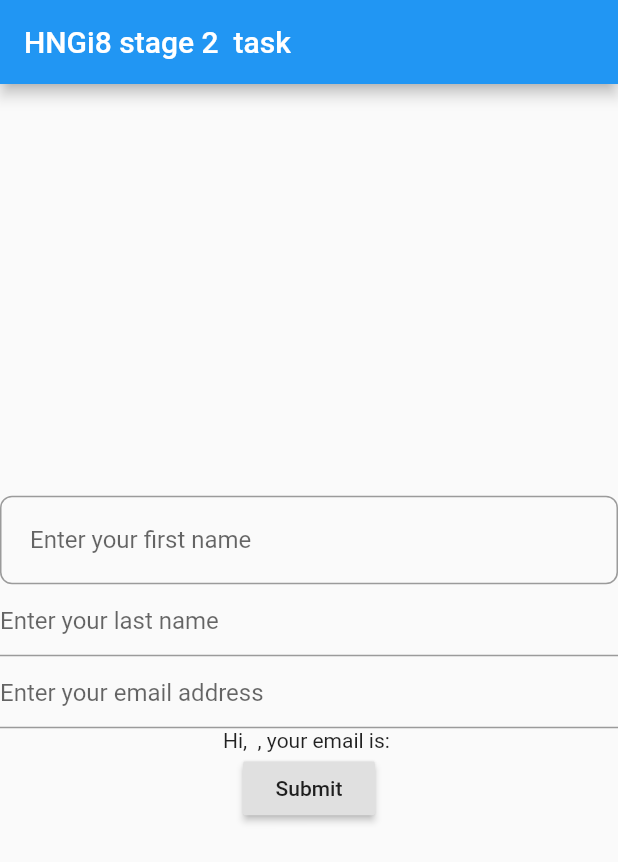
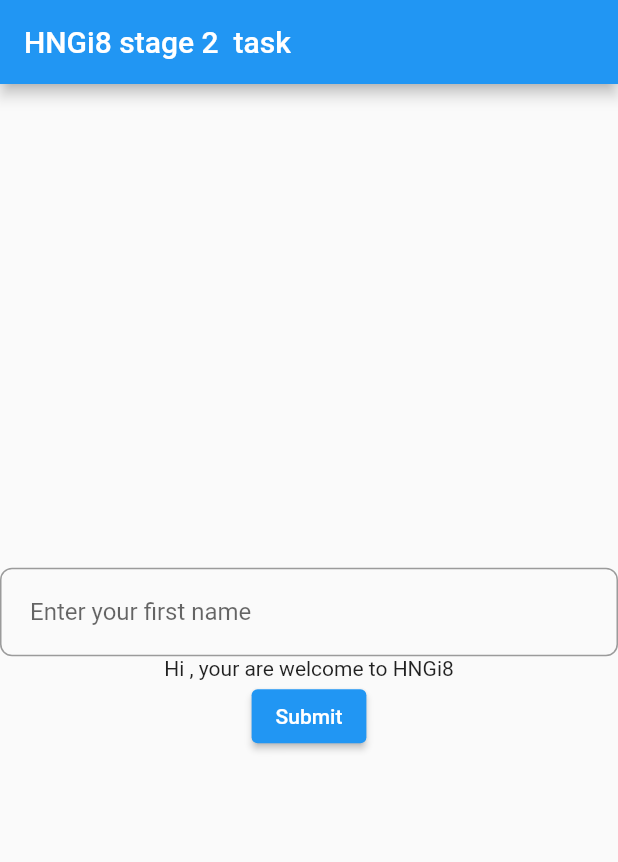
Before and after one commit to Oluwafemijohn/hng-stage-two-task, a Flutter app: the screen it shows after launch, after a tap on "Submit", on a phone screen of 412 x 824 dp. Shown: the top 862 px of the screen. Run offline on Flutter 3.47's test engine with Material 2 defaults, Android fonts, the phone set to English and light mode, and no system bars.

Commit message:
Task done

```diff
--- a/lib/main.dart
+++ b/lib/main.dart
@@ -1,10 +1,7 @@
 import 'package:flutter/material.dart';
-
-
 void main() {
   runApp(MyApp());
 }
-
 class MyApp extends StatelessWidget {
   // This widget is the root of your application.
   @override
@@ -19,25 +16,18 @@ class MyApp extends StatelessWidget {
   }
 }
 
+bool showText = false;
+String _fName = "";
+// var _phone;
+TextEditingController fNameCon = new TextEditingController();
+// final phoneCon = new TextEditingController();
 class MyHomePage extends StatefulWidget {
   MyHomePage({Key? key, required this.title}) : super(key: key);
   final String title;
-
   @override
   _MyHomePageState createState() => _MyHomePageState();
 }
-
 class _MyHomePageState extends State<MyHomePage> {
-  var _fName;
-  var _lName;
-  var _email;
-  // var _phone;
-
-  final fNameCon = new TextEditingController();
-  final lNameCon = new TextEditingController();
-  final emailCon = new TextEditingController();
-  // final phoneCon = new TextEditingController();
-
   @override
   Widget build(BuildContext context) {
     return Scaffold(
@@ -49,45 +39,24 @@ class _MyHomePageState extends State<MyHomePage> {
           mainAxisAlignment: MainAxisAlignment.center,
           children: <Widget>[
             TextField(
-              controller: fNameCon,
+                controller: fNameCon,
+                decoration: InputDecoration(
+                  hintText: "Enter your first name",
+                  contentPadding: new EdgeInsets.all(20.0),
+                  border: OutlineInputBorder(
+                      borderRadius: BorderRadius.circular(8)),
+                ),
+            ),
 
-              decoration: InputDecoration(
-                hintText: "Enter your first name",
-                contentPadding: new EdgeInsets.all( 20.0),
-                border: OutlineInputBorder(
-                  borderRadius: BorderRadius.circular(8)
-                )
-              ),
-            ),
-            TextField(
-              controller: lNameCon,
-              decoration: InputDecoration(
-                hintText: "Enter your last name"
-              )
-            ),
-            TextField(
-              controller: emailCon,
-              decoration: InputDecoration(
-                hintText: "Enter your email address"
-              )
-            ),
-            // TextField(
-            //   controller: phoneCon,
-            //   decoration: InputDecoration(
-            //     hintText: "Enter phone number"
-            //   )
-            // ),
-            Text("Hi, $_fName $_lName, your email is: $_email"),
-            RaisedButton(
-              onPressed: (){
+            showText ? Text("Hi $_fName, your are welcome to HNGi8") : Container(),
+            ElevatedButton(
+              onPressed: () {
                 setState(() {
                   _fName = fNameCon.text;
-                  _lName = lNameCon.text;
-                  _email = emailCon.text;
-                  // _phone = phoneCon.text as int;
+                  showText = true;
                 });
               },
-              child: Text("Submit"),
+              child: const Text("Submit"),
             ),
           ],
         ),
```
